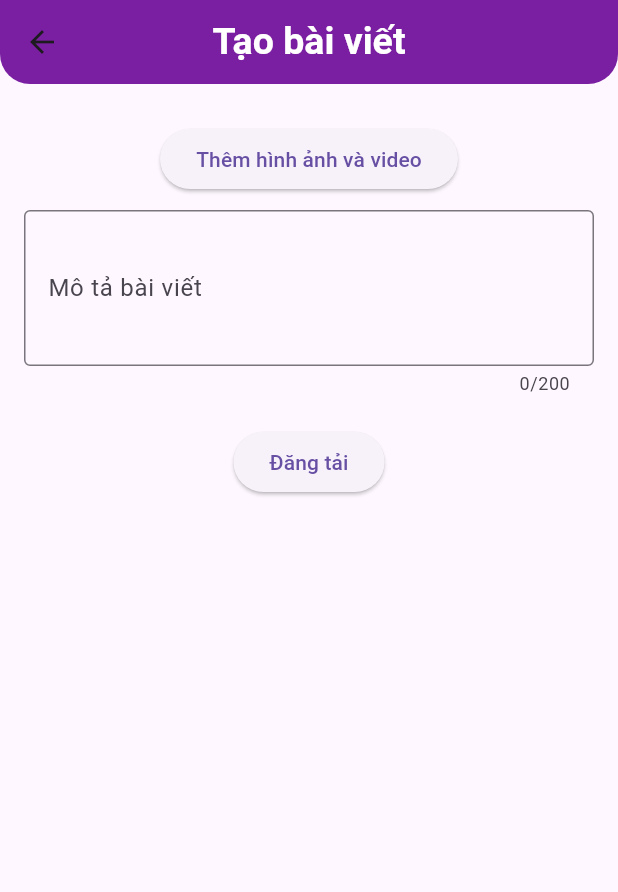
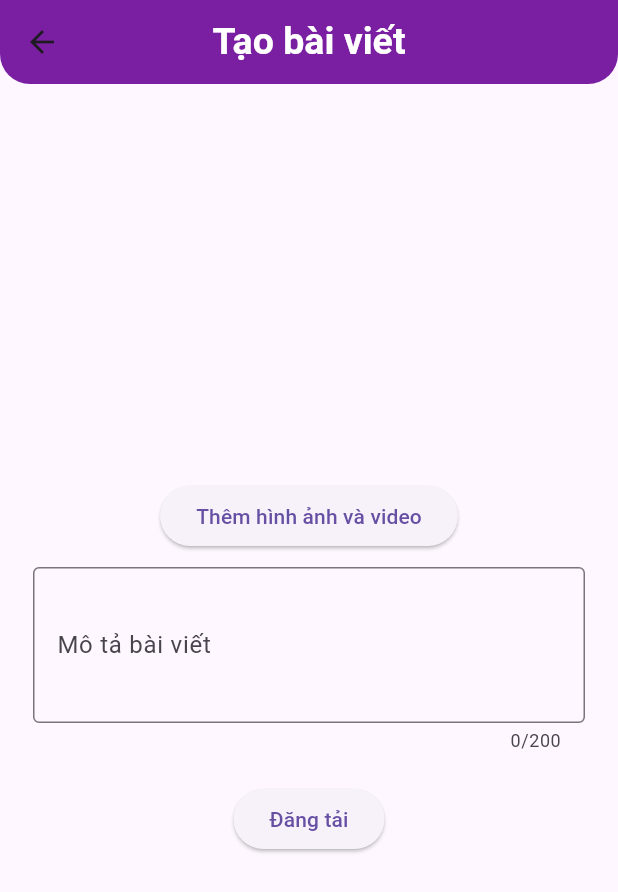
Before and after one commit to hthinh21/SocialApp_Flutter, a Flutter app: the CreatePostScreen screen opened directly, on a phone screen of 412 x 824 dp. Shown: the top 892 px of the screen. Run offline on Flutter 3.47's test engine with Material 3 defaults, Android fonts, the phone set to English and light mode, and no system bars; our stand-ins replace carousel_slider, file_picker, image_picker, permission_handler, shared_preferences, socket_io_client and 1 more; accounts and stored records are empty.

Commit message:
fix UI create post

```diff
--- a/lib/screens/create_post_screen.dart
+++ b/lib/screens/create_post_screen.dart
@@ -175,9 +175,12 @@ class _CreatePostScreenState extends State<CreatePostScreen> {
                 ),
               ),
       ),
-      body: Padding(
+      body: Center(
+        child: Container(
+          constraints: const BoxConstraints(maxWidth: 400),
           padding: const EdgeInsets.all(16.0),
           child: Column(
+            mainAxisSize: MainAxisSize.min,
             children: [
               if (_mediaFiles.isNotEmpty) _buildMediaPreview(),
               const SizedBox(height: 10),
@@ -205,6 +208,7 @@ class _CreatePostScreenState extends State<CreatePostScreen> {
             ],
           ),
         ),
+      ),
     );
   }
 }
```
Lines whose indentation alone changed are shown as unchanged.
